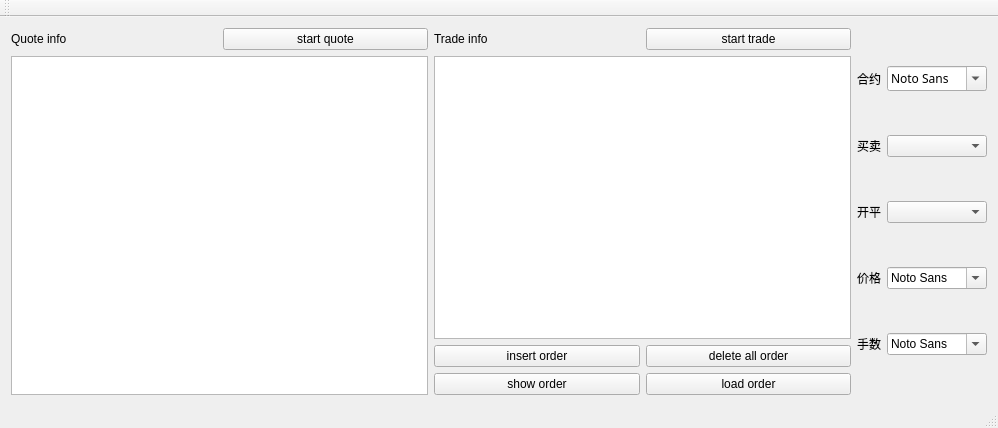
First picture: the form in mainwindow.ui, repository wdy0401/only_qt_ctp, before the edit.
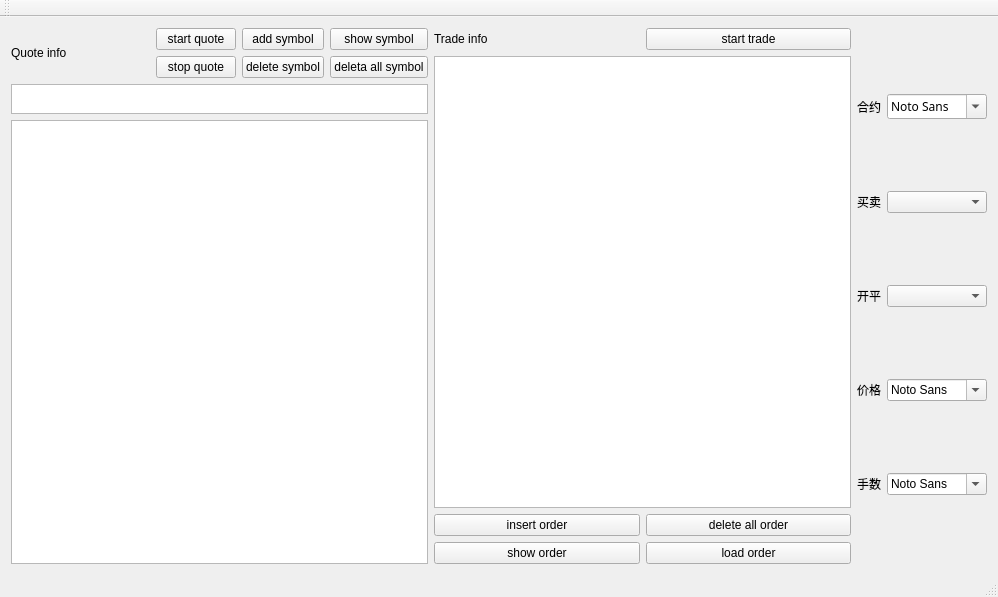
Second picture: the form after the edit.

Patch:
```diff
--- a/mainwindow.ui
+++ b/mainwindow.ui
@@ -7,15 +7,13 @@
     <x>0</x>
     <y>0</y>
     <width>998</width>
-    <height>428</height>
+    <height>597</height>
    </rect>
   </property>
   <property name="windowTitle">
    <string>CTP_QUOTE_DISPLAY</string>
   </property>
   <widget class="QWidget" name="centralWidget">
-   <layout class="QHBoxLayout" name="horizontalLayout_10">
-    <item>
      <layout class="QVBoxLayout" name="verticalLayout_3">
       <item>
        <layout class="QHBoxLayout" name="horizontalLayout_4">
@@ -31,13 +29,68 @@
              </widget>
             </item>
             <item>
+           <layout class="QGridLayout" name="gridLayout_2">
+            <item row="0" column="0">
              <widget class="QPushButton" name="pushButton">
               <property name="text">
                <string>start quote</string>
               </property>
              </widget>
             </item>
+            <item row="0" column="1">
+             <widget class="QPushButton" name="pushButton_8">
+              <property name="text">
+               <string>add symbol</string>
+              </property>
+             </widget>
+            </item>
+            <item row="0" column="2">
+             <widget class="QPushButton" name="pushButton_10">
+              <property name="text">
+               <string>show symbol</string>
+              </property>
+             </widget>
+            </item>
+            <item row="1" column="0">
+             <widget class="QPushButton" name="pushButton_7">
+              <property name="text">
+               <string>stop quote</string>
+              </property>
+             </widget>
+            </item>
+            <item row="1" column="1">
+             <widget class="QPushButton" name="pushButton_9">
+              <property name="text">
+               <string>delete symbol</string>
+              </property>
+             </widget>
+            </item>
+            <item row="1" column="2">
+             <widget class="QPushButton" name="pushButton_11">
+              <property name="text">
+               <string>deleta all symbol</string>
+              </property>
+             </widget>
+            </item>
            </layout>
+          </item>
+         </layout>
+        </item>
+        <item>
+         <widget class="QTextEdit" name="textEdit">
+          <property name="minimumSize">
+           <size>
+            <width>0</width>
+            <height>30</height>
+           </size>
+          </property>
+          <property name="maximumSize">
+           <size>
+            <width>16777215</width>
+            <height>30</height>
+           </size>
+          </property>
+         </widget>
           </item>
           <item>
            <widget class="QTextBrowser" name="textBrowser"/>
@@ -65,7 +118,20 @@
            </layout>
           </item>
           <item>
-           <widget class="QTextBrowser" name="textBrowser_2"/>
+         <widget class="QTextBrowser" name="textBrowser_2">
+          <property name="minimumSize">
+           <size>
+            <width>300</width>
+            <height>0</height>
+           </size>
+          </property>
+          <property name="maximumSize">
+           <size>
+            <width>500</width>
+            <height>16777215</height>
+           </size>
+          </property>
+         </widget>
           </item>
           <item>
            <layout class="QGridLayout" name="gridLayout">
@@ -101,13 +167,6 @@
           </item>
          </layout>
         </item>
-       </layout>
-      </item>
-      <item>
-       <layout class="QHBoxLayout" name="horizontalLayout"/>
-      </item>
-     </layout>
-    </item>
     <item>
      <layout class="QVBoxLayout" name="verticalLayout_4">
       <item>
@@ -279,6 +338,11 @@
        </layout>
       </item>
      </layout>
+      </item>
+     </layout>
+    </item>
+    <item>
+     <layout class="QHBoxLayout" name="horizontalLayout"/>
     </item>
    </layout>
   </widget>
```
Left out of the diff: 14 changed lines with no effect on the pictures. Lines whose indentation alone changed are shown as unchanged.
